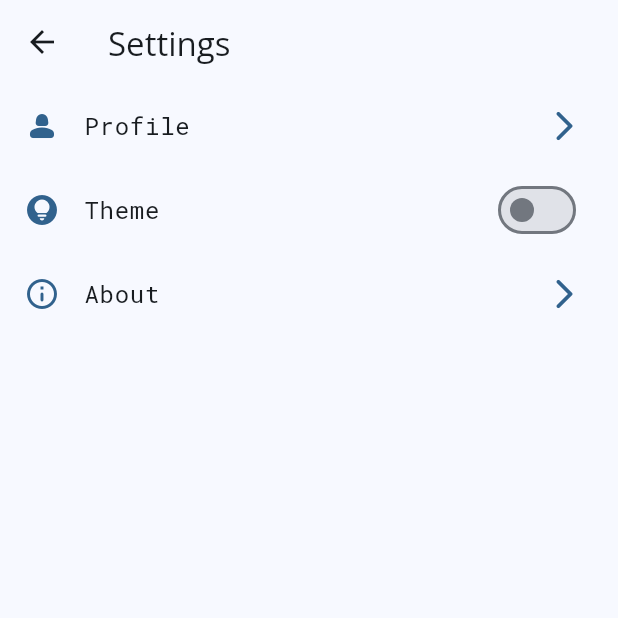
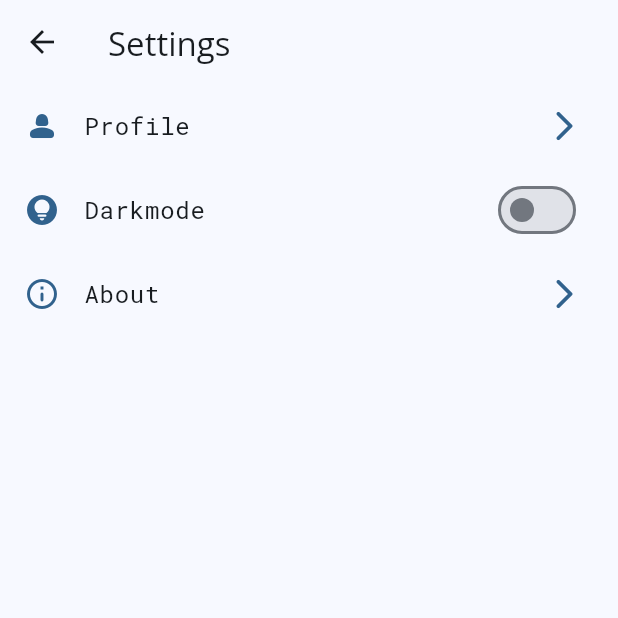
Before and after one commit to nevilpurpp/StudyBlitzAI, a Flutter app: the SettingsScreen screen opened by its route, on a phone screen of 412 x 824 dp, the top half of it. Run offline on Flutter 3.47's test engine with Material 3 defaults, Android fonts, the phone set to English and light mode, and no system bars; our stand-ins replace cloud_firestore, firebase_auth, firebase_core, flutter_markdown, flutter_svg, fluttertoast and 9 more; accounts and stored records are empty.

Commit message:
changed theme to darkmode

```diff
--- a/lib/app/data/providers/viewmodel/auth_view_model.dart
+++ b/lib/app/data/providers/viewmodel/auth_view_model.dart
@@ -60,7 +60,7 @@ Stream<User?> get userState => _auth.authStateChanges();
 
     try {
       final credential = await _auth.createUserWithEmailAndPassword(
-        email: email,
+        email: email.trim(),
         password: password,
 
       );
--- a/lib/app/ui/screens/settings_screen/settings_screen.dart
+++ b/lib/app/ui/screens/settings_screen/settings_screen.dart
@@ -29,7 +29,7 @@ class SettingsScreen extends StatelessWidget {
                 ),
               ),
                CustomListTile(
-                title: 'Theme',
+                title: 'Darkmode',
                 leading: const Icon(Icons.lightbulb_circle_rounded,
                 ),
                 trailing: Switch(
```
